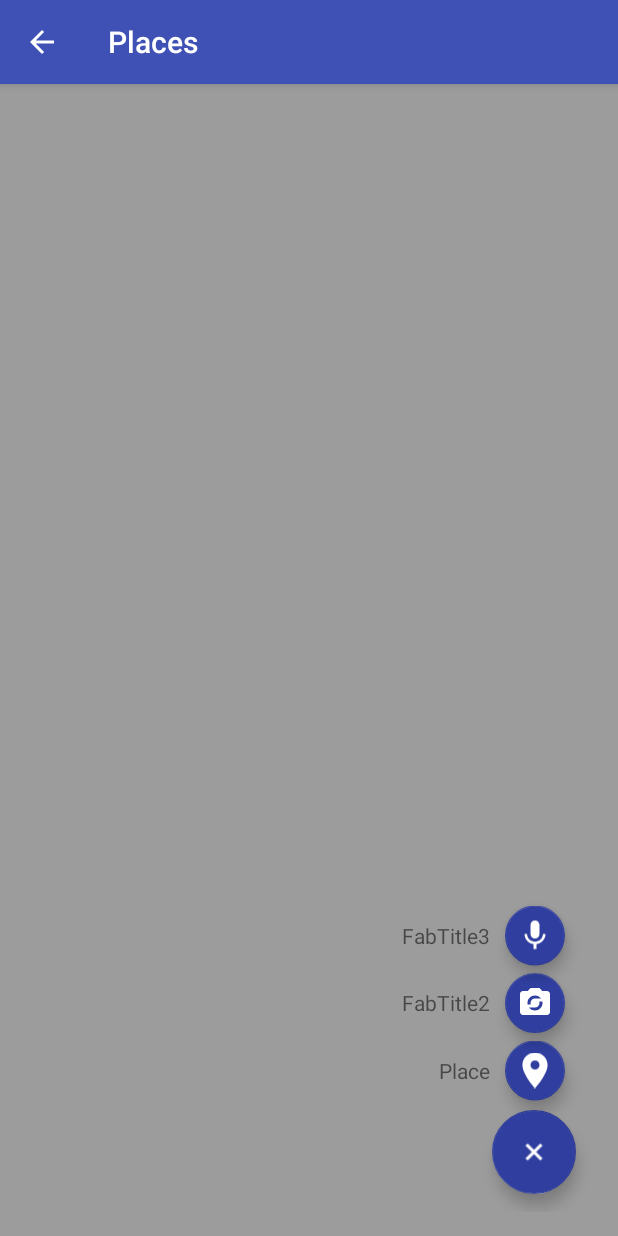
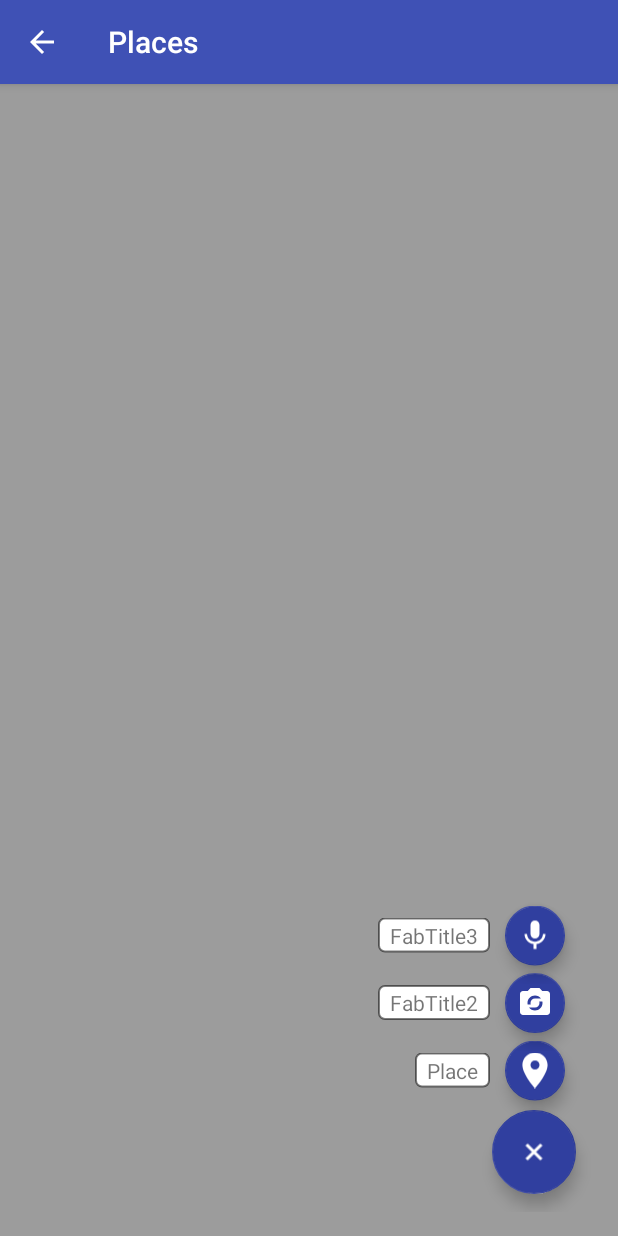
Before and after one commit to lucasop/IoBoss, an Android app: the PlacePickerActivity screen opened directly, with no data from a screen before it, after a tap on an icon or button, on a phone screen of 412 x 824 dp. Run offline under Robolectric (Android 15) with nearby library versions, the phone set to English and light mode, and no system bars.

Commit message:
Floating Action Button Placepicker
abbellite etichette FAB con sfondo bianco e angoli arrotondati

```diff
--- /dev/null
+++ b/app/src/main/res/drawable/rounded_corner.xml
@@ -0,0 +1,20 @@
+<?xml version="1.0" encoding="utf-8"?>
+<shape xmlns:android="http://schemas.android.com/apk/res/android">
+
+    <stroke
+
+        android:width="1dp"
+       android:color="@color/common_border_color" />
+
+
+    <solid android:color="#ffffff" />
+
+    <padding
+        android:left="8dp"
+        android:right="8dp"
+        android:top="2dp"
+        android:bottom="2dp"/>
+
+    <corners android:radius="4dp" />
+
+</shape>
--- a/app/src/main/res/layout/placepicker_f.xml
+++ b/app/src/main/res/layout/placepicker_f.xml
@@ -29,7 +29,8 @@
         <TextView
             android:layout_width="wrap_content"
             android:layout_height="wrap_content"
-            android:text="Place"/>
+            android:background="@drawable/rounded_corner"
+            android:text="Place" />
 
         <android.support.design.widget.FloatingActionButton
             android:id="@+id/pickerButton"
@@ -56,7 +57,8 @@
         <TextView
             android:layout_width="wrap_content"
             android:layout_height="wrap_content"
-            android:text="FabTitle2"/>
+            android:background= "@drawable/rounded_corner"
+            android:text="FabTitle2" />
 
         <android.support.design.widget.FloatingActionButton
             android:id="@+id/fab2"
@@ -83,7 +85,8 @@
         <TextView
             android:layout_width="wrap_content"
             android:layout_height="wrap_content"
-            android:text="FabTitle3"/>
+            android:background="@drawable/rounded_corner"
+            android:text="FabTitle3" />
 
         <android.support.design.widget.FloatingActionButton
             android:id="@+id/fab3"
--- a/app/src/main/res/values/colors.xml
+++ b/app/src/main/res/values/colors.xml
@@ -7,5 +7,6 @@
     <color name="swipebg">#cc3333</color>
     <color name="mygrey">#f1f1f1</color>
     <color name="colorTransBg">#60000000</color>
+    <color name="common_border_color">#80000000</color>
 
 </resources>
```
